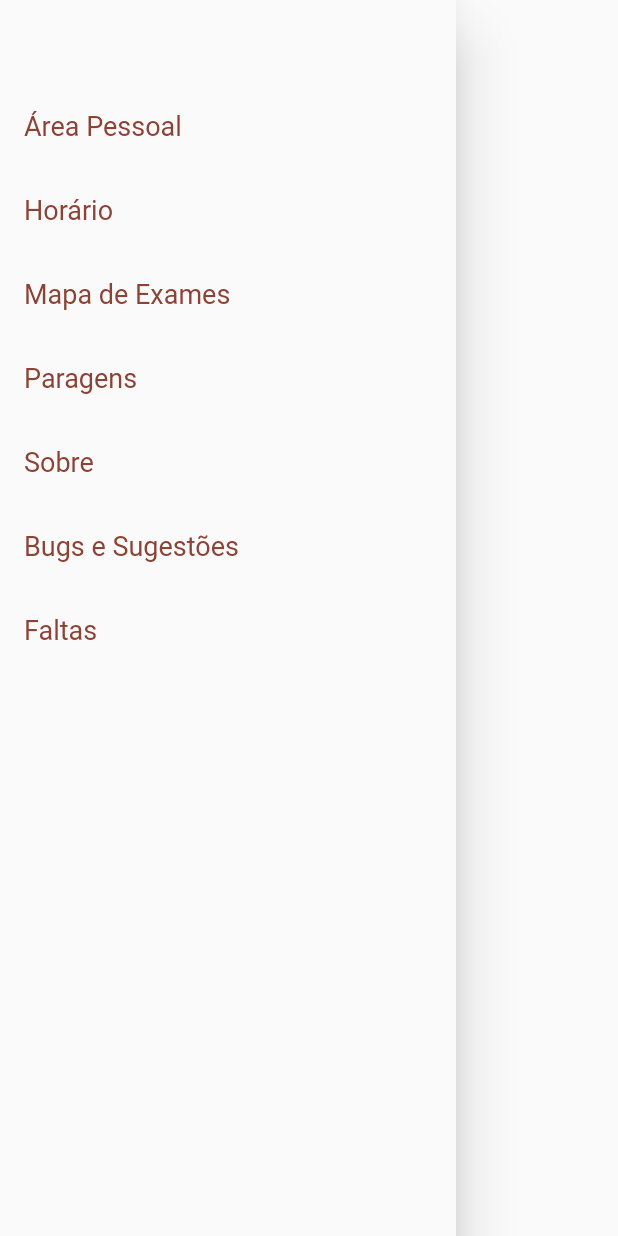
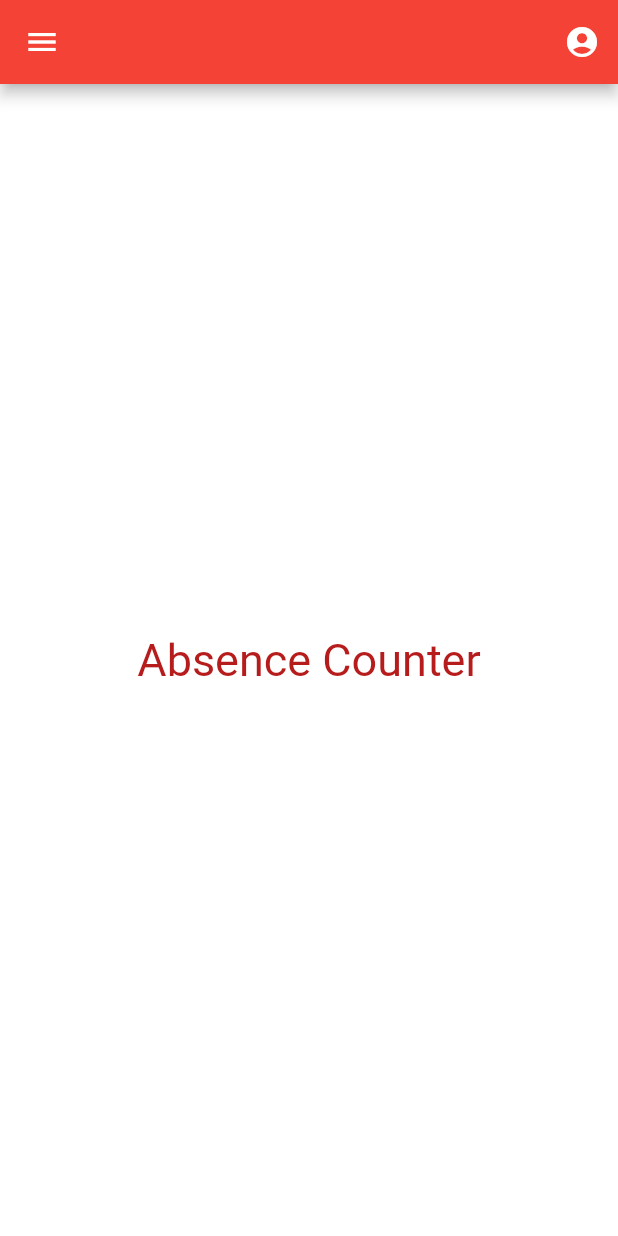
Before and after one commit to P1ntas/ESOF, a Flutter app: the Menu widget shown alone on an empty page, opened directly, after a tap on "Área Pessoal", on a phone screen of 412 x 824 dp. Run offline on Flutter 3.47's test engine with Material 2 defaults, Android fonts, the phone set to English and light mode, and no system bars; Roboto replaces fonts that are missing (OpenSans).

Commit message:
Created MainPage and Menu works

```diff
--- a/absence_counter/lib/main.dart
+++ b/absence_counter/lib/main.dart
@@ -1,5 +1,7 @@
 import 'package:flutter/material.dart';
+import 'package:my_first_flutter/screens/mainPage.dart';
 import 'screens/students_main_screen/students_screen.dart';
+
 
 void main() {
   runApp(const MyApp());
@@ -16,7 +18,7 @@ class MyApp extends StatelessWidget {
       theme: ThemeData(
         primarySwatch: Colors.red,
       ),
-      home: StudentScreen(),
+      home: MainPage(),
       //const MyHomePage(title: 'Absence Counter'),
     );
   }
--- /dev/null
+++ b/absence_counter/lib/screens/mainPage.dart
@@ -0,0 +1,26 @@
+import 'package:flutter/material.dart';
+import 'package:my_first_flutter/screens/menu.dart';
+import 'package:my_first_flutter/screens/profile.dart';
+import 'package:my_first_flutter/screens/students_main_screen/box.dart';
+
+
+class MainPage extends StatelessWidget {
+  @override
+  Widget build(BuildContext context) {
+    return Scaffold(
+      drawer: Menu(),
+      appBar: AppBar(
+        actions: [Profile()],
+      ),
+      backgroundColor: Colors.white,
+      body: new Center(
+        child: new Text('Absence Counter',
+            style: TextStyle(
+            color: Colors.red.shade900,
+            fontWeight: FontWeight.w400,
+            fontSize: 30.0,
+            fontStyle: FontStyle.normal,
+            fontFamily: "OpenSans"))),
+    );
+  }
+}
--- a/absence_counter/lib/screens/menu.dart
+++ b/absence_counter/lib/screens/menu.dart
@@ -1,8 +1,10 @@
 import 'package:flutter/material.dart';
+import 'package:my_first_flutter/screens/mainPage.dart';
+import 'package:my_first_flutter/screens/students_main_screen/students_screen.dart';
 
-class Menu extends StatelessWidget{
+class Menu extends StatelessWidget {
   @override
-  Widget build(BuildContext context){
+  Widget build(BuildContext context) {
     return Drawer(
         child: ListView(
             children: [
@@ -17,7 +19,7 @@ class Menu extends StatelessWidget{
                         fontSize: 18.0,
                         fontStyle: FontStyle.normal,
                         fontFamily: "OpenSans")),
-            onTap: () => print('Pagina inicial'),
+                onTap: () => selectedItem(context, 1),
               ),
               ListTile(
                 title: Text('Horário',
@@ -77,10 +79,23 @@ class Menu extends StatelessWidget{
                         fontSize: 18.0,
                         fontStyle: FontStyle.normal,
                         fontFamily: "OpenSans")),
-            onTap: () => print('Faltas'),
+                onTap: () => selectedItem(context, 7),
               ),
             ]
         )
     );
   }
+
+  void selectedItem(BuildContext context, int index) {
+    switch (index) {
+      case 1:
+        Navigator.of(context).push(
+            MaterialPageRoute(builder: (context) => MainPage()));
+        break;
+      case 7:
+        Navigator.of(context).push(
+            MaterialPageRoute(builder: (context) => StudentScreen()));
+        break;
     }
+  }
+}
```
Lines whose indentation alone changed are shown as unchanged.
